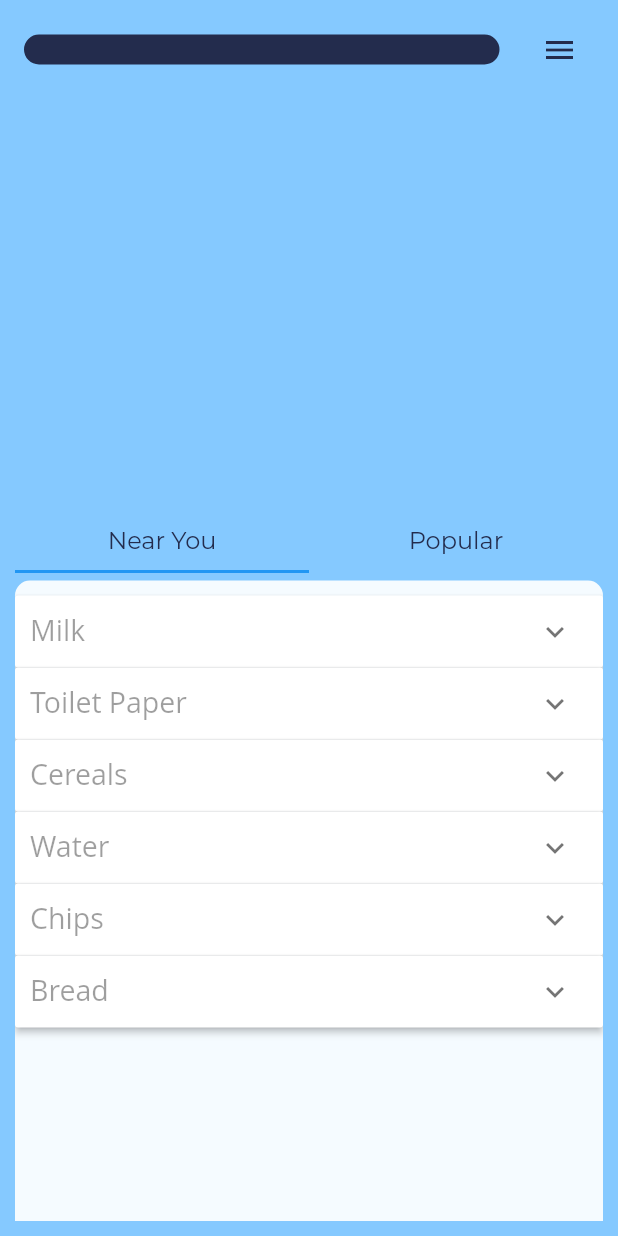
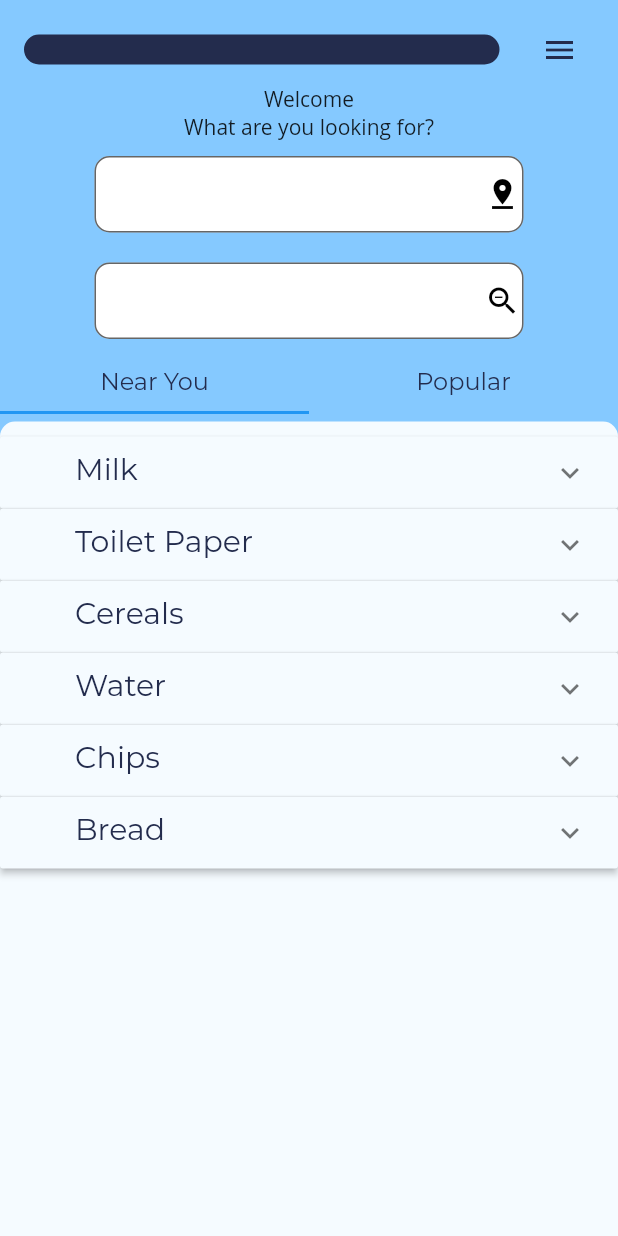
Before and after one commit to Piranova/InStockOutOfStock-ISOS, a Flutter app: the screen it shows after launch, on a phone screen of 412 x 824 dp. Run offline on Flutter 3.47's test engine with Material 2 defaults, Android fonts, the light colour scheme and no system bars; our stand-ins replace sprintf; missing offline and left inert: underline_indicator; Roboto replaces fonts that are missing (Open Sans); project files that could hold a hidden picture were left out.

Commit message:
Completed UI for homepage

```diff
--- a/Frontend/lib/custom-widgets/popular-tab.dart
+++ b/Frontend/lib/custom-widgets/popular-tab.dart
@@ -6,6 +6,7 @@ class PopularTab extends StatelessWidget{
   Widget build(BuildContext context) {
     return Container(
       margin: EdgeInsets.only(top: 10.0),
+      height: MediaQuery.of(context).size.height,
       child: TabListView()
     );
   }
--- a/Frontend/lib/custom-widgets/tab-list-view.dart
+++ b/Frontend/lib/custom-widgets/tab-list-view.dart
@@ -15,6 +15,7 @@ class TabListViewState extends State<TabListView>{
 
   ListView buildList(){
     return ListView.builder(
+      shrinkWrap: true,
         itemCount: prepareData.length,
         itemBuilder: (BuildContext context, int index) {
           return ExpansionPanelList(
@@ -45,10 +46,10 @@ class TabListViewState extends State<TabListView>{
                     )),
                 headerBuilder: (BuildContext context, bool isExpanded) {
                   return Container(
-                    padding: EdgeInsets.all(10),
+                    padding: EdgeInsets.only(left: 50, top:10),
                     child: Text(prepareData[index].header,
                         style:
-                        TextStyle(color: Colors.black38, fontSize: 19)),
+                        TextStyle(color: Color(0xFF232C4D), fontSize: 20, fontFamily: 'Montserrat')),
                   );
                 },
                 isExpanded: prepareData[index].isExpanded,
--- a/Frontend/lib/custom-widgets/tab-widget.dart
+++ b/Frontend/lib/custom-widgets/tab-widget.dart
@@ -13,7 +13,7 @@ class TabWidget extends StatefulWidget{
 
 class TabWidgetState extends State<TabWidget> with SingleTickerProviderStateMixin{
   TabController _controller;
-
+  int tabIndex;
   @override
   void initState() {
     super.initState();
@@ -26,8 +26,9 @@ class TabWidgetState extends State<TabWidget> with SingleTickerProviderStateMixi
     super.dispose();
   }
 
-  TabBar _getTabBar() {
-    return TabBar(
+  Widget getTabBar() {
+    return Container(
+      child: TabBar(
         tabs: tabTitles.map((String title){
           return Container(
             height: 20.0,
@@ -44,15 +45,16 @@ class TabWidgetState extends State<TabWidget> with SingleTickerProviderStateMixi
               width: 3.2,
             ),
             insets: EdgeInsets.only(left: 25.0, right: 25.0, bottom: 5.0)),
+      ),
     );
   }
 
-  Widget _getTabBarView(tabs) {
+  Widget getTabBarView( tabs) {
     return
       Expanded(
         child: Container(
             margin: EdgeInsets.only(top: 5.0),
-
+            height: MediaQuery.of(context).size.height,
             decoration: new BoxDecoration(
               color: const Color(0xFFF5FBFF),
               borderRadius: new BorderRadius.only(
@@ -71,12 +73,10 @@ class TabWidgetState extends State<TabWidget> with SingleTickerProviderStateMixi
   @override
   Widget build(BuildContext context) {
     return Column(
+      mainAxisSize: MainAxisSize.min,
         children: <Widget>[
-          Container(
-            height: 276
-          ),
-          _getTabBar(),
-          _getTabBarView(
+          getTabBar(),
+          getTabBarView(
           [
             NearYouTab(),
             PopularTab()
--- a/Frontend/lib/main.dart
+++ b/Frontend/lib/main.dart
@@ -16,6 +16,7 @@ class LetsFightCorona extends StatelessWidget {
 //        primaryColor: const Color(0xFF232C4D),
         scaffoldBackgroundColor: const Color(0xFF85C9FF),
         fontFamily: 'Montserrat',
+        cardColor: Color(0xFFF5FBFF),
         tabBarTheme: TabBarTheme(
           labelColor: const Color(0xFF232C4D),
           unselectedLabelColor: const Color(0xFF232C4D),
--- a/Frontend/lib/pages/home-view.dart
+++ b/Frontend/lib/pages/home-view.dart
@@ -13,6 +13,8 @@ class HomeView extends StatefulWidget {
 }
 
 class _HomeViewState extends State<HomeView> {
+  var scrollController = ScrollController();
+
   @override
   Widget build(BuildContext context) {
     var loginStatus;
@@ -22,10 +24,66 @@ class _HomeViewState extends State<HomeView> {
     return Scaffold(
       appBar: CustomAppBar(),
       endDrawer: CustomDrawer(),
-      body: Container(
-          padding: EdgeInsets.all(10),
-          child: TabWidget()
-      ),
-    );
+      body: NestedScrollView(
+        physics: ScrollPhysics(parent: PageScrollPhysics()),
+        controller: scrollController,
+        headerSliverBuilder: (BuildContext context, bool innerBoxIsScrolled) {
+          return <Widget>[
+            SliverList(
+              delegate: SliverChildListDelegate(
+                  [
+                    Column(
+//                        margin: EdgeInsets.only(top: 150),
+//                        height: 300, color: Colors.blue,
+                        children: [
+                          Text("Welcome"),
+                          Text("What are you looking for?"),
+
+                          Container(
+                            width: 286,
+                            height: 51,
+                            margin: EdgeInsets.all(10.0),
+                            child: TextField(
+                              onTap: () { print("hi");},
+                                decoration: const InputDecoration(
+                                  border: OutlineInputBorder(
+                                    borderRadius: const BorderRadius.all(const Radius.circular(10.0)),
+                                  ),
+                                  fillColor: Colors.white,
+                                  filled: true,
+                                  prefixIcon: Padding(
+                                    padding: EdgeInsets.only(left: 260.0),
+                                    child: Icon(Icons.pin_drop, color: Colors.black)
+                                  )
+                                )
+                            ),
+                          ),
+                          Container(
+                            width: 286,
+                            height: 51,
+                            margin: EdgeInsets.all(10.0),
+                            child: TextField(
+                                decoration: const InputDecoration(
+                                  border: OutlineInputBorder(
+                                    borderRadius: const BorderRadius.all(const Radius.circular(10.0)),
+                                  ),
+                                    fillColor: Colors.white,
+                                    filled: true,
+                                    prefixIcon: Padding(
+                                        padding: EdgeInsets.only(left: 260.0),
+                                        child: Icon(Icons.zoom_out, color: Colors.black)
+                                    )
+                                )
+                            ),
+                          ),
+                          ],
+                    )
+                  ]),
+            ),
+          ];
+        },
+        body: TabWidget()
+        ),
+      );
   }
 }
```
Lines whose indentation alone changed are shown as unchanged.
